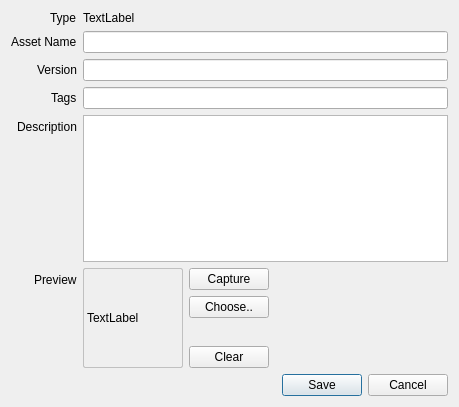
Foggyhazel/fh-asset, file ui/editAsset.ui: the form before one commit.
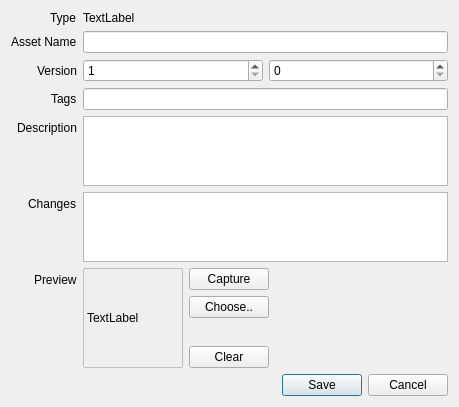
The form after the commit.

What changed in the file:
```diff
--- a/ui/editAsset.ui
+++ b/ui/editAsset.ui
@@ -83,9 +83,6 @@
        </property>
       </widget>
      </item>
-     <item row="2" column="1">
-      <widget class="QLineEdit" name="asset_version"/>
-     </item>
      <item row="3" column="0">
       <widget class="QLabel" name="lb_tags">
        <property name="text">
@@ -106,14 +103,14 @@
      <item row="4" column="1">
       <widget class="QTextEdit" name="asset_description"/>
      </item>
-     <item row="5" column="0">
+     <item row="6" column="0">
       <widget class="QLabel" name="lb_preview">
        <property name="text">
         <string>Preview</string>
        </property>
       </widget>
      </item>
-     <item row="5" column="1">
+     <item row="6" column="1">
       <layout class="QHBoxLayout" name="preview_layout">
        <item>
         <widget class="QLabel" name="asset_preview">
@@ -197,6 +194,30 @@
        </item>
       </layout>
      </item>
+     <item row="5" column="0">
+      <widget class="QLabel" name="lb_changes">
+       <property name="text">
+        <string>Changes</string>
+       </property>
+      </widget>
+     </item>
+     <item row="5" column="1">
+      <widget class="QTextEdit" name="asset_changes"/>
+     </item>
+     <item row="2" column="1">
+      <layout class="QHBoxLayout" name="horizontalLayout">
+       <item>
+        <widget class="QSpinBox" name="asset_major">
+         <property name="minimum">
+          <number>1</number>
+         </property>
+        </widget>
+       </item>
+       <item>
+        <widget class="QSpinBox" name="asset_minor"/>
+       </item>
+      </layout>
+     </item>
     </layout>
    </item>
    <item row="1" column="1">
```
